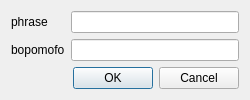
Above: src/ui/UserphraseDialog.ui from chewing/chewing-editor before the change. Below: the same form after it.
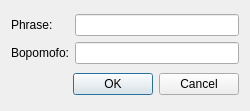
That is the form after the change.

Commit message: Cleanup UserphraseDialog.ui layout Rename title

The edit to the form file:
```diff
--- a/src/ui/UserphraseDialog.ui
+++ b/src/ui/UserphraseDialog.ui
@@ -7,27 +7,14 @@
     <x>0</x>
     <y>0</y>
     <width>250</width>
-    <height>100</height>
+    <height>111</height>
    </rect>
   </property>
-  <property name="sizePolicy">
-   <sizepolicy hsizetype="Fixed" vsizetype="Fixed">
-    <horstretch>0</horstretch>
-    <verstretch>0</verstretch>
-   </sizepolicy>
-  </property>
   <property name="windowTitle">
    <string>Add new user phrase</string>
   </property>
-  <widget class="QWidget" name="centralWidget">
-   <property name="geometry">
-    <rect>
-     <x>0</x>
-     <y>0</y>
-     <width>250</width>
-     <height>100</height>
-    </rect>
-   </property>
+  <layout class="QVBoxLayout" name="verticalLayout">
+   <item>
    <layout class="QGridLayout" name="gridLayout">
     <property name="sizeConstraint">
      <enum>QLayout::SetDefaultConstraint</enum>
@@ -35,7 +22,7 @@
     <item row="0" column="0">
      <widget class="QLabel" name="labelPhrase">
       <property name="text">
-       <string>phrase</string>
+        <string>Phrase:</string>
       </property>
      </widget>
     </item>
@@ -45,14 +32,16 @@
     <item row="1" column="0">
      <widget class="QLabel" name="labelBopomofo">
       <property name="text">
-       <string>bopomofo</string>
+        <string>Bopomofo:</string>
       </property>
      </widget>
     </item>
     <item row="1" column="1">
      <widget class="QLineEdit" name="bopomofo"/>
     </item>
-    <item row="2" column="0" colspan="2">
+    </layout>
+   </item>
+   <item>
      <widget class="QDialogButtonBox" name="buttonBox">
       <property name="standardButtons">
        <set>QDialogButtonBox::Cancel|QDialogButtonBox::Ok</set>
@@ -60,7 +49,6 @@
      </widget>
     </item>
    </layout>
-  </widget>
  </widget>
  <layoutdefault spacing="6" margin="11"/>
  <resources/>
```
Left out of the diff: 2 changed lines with no effect on the pictures. Lines whose indentation alone changed are shown as unchanged.
